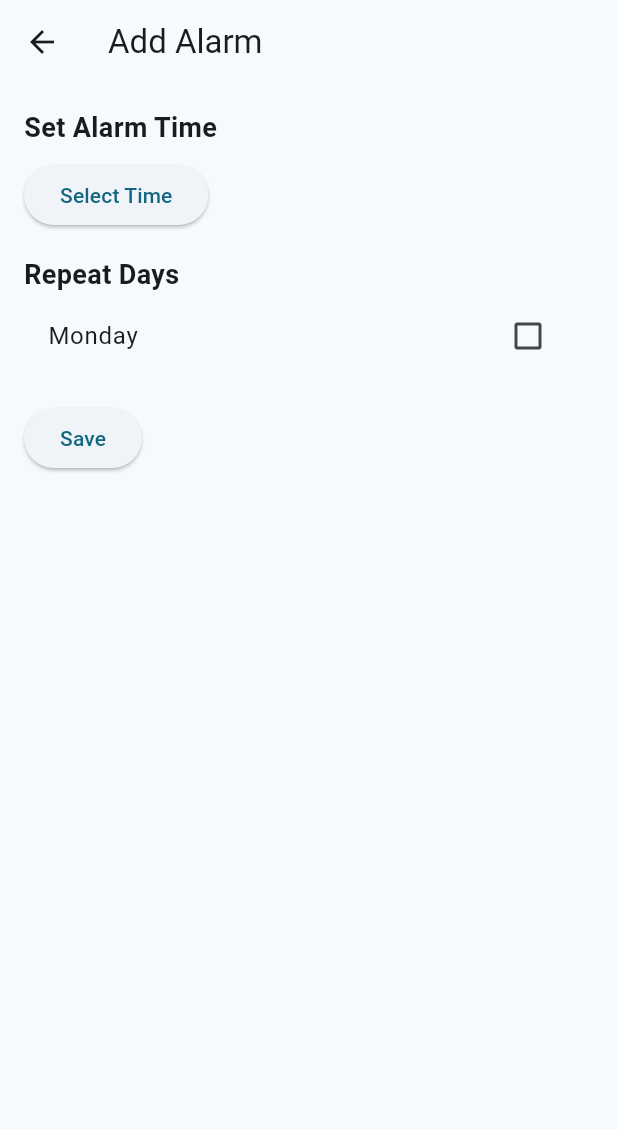
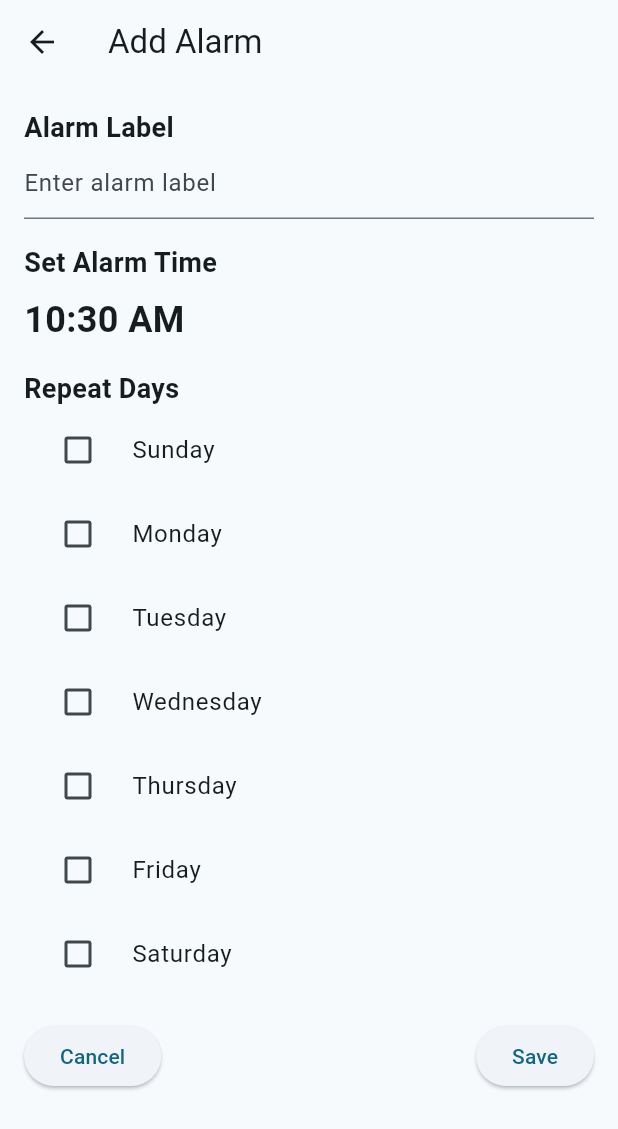
Before and after one commit to GianDMarquez/sleepybuddy, a Flutter app: the AddAlarmPage screen opened directly, on a phone screen of 412 x 824 dp. Shown: the top 1129 px of the screen. Run offline on Flutter 3.47's test engine with Material 3 defaults, Android fonts, the phone set to English and light mode, and no system bars; our stand-ins replace shared_preferences; missing offline and left inert: android_alarm_manager_plus; accounts and stored records are empty.

Commit message:
ui for add alarm fixed

```diff
--- a/lib/main.dart
+++ b/lib/main.dart
@@ -1,6 +1,5 @@
 import 'package:flutter/material.dart';
 import 'package:android_alarm_manager_plus/android_alarm_manager_plus.dart';
-import 'package:shared_preferences/shared_preferences.dart';
 
 // I want to import my pages here!
 import 'screens/journal_page.dart';
--- a/lib/screens/alarm_add_page.dart
+++ b/lib/screens/alarm_add_page.dart
@@ -1,4 +1,5 @@
 import 'package:flutter/material.dart';
+import 'package:shared_preferences/shared_preferences.dart';
 
 class AddAlarmPage extends StatefulWidget {
   @override
@@ -7,13 +8,8 @@ class AddAlarmPage extends StatefulWidget {
 
 class _AddAlarmPageState extends State<AddAlarmPage> {
   TimeOfDay selectedTime = TimeOfDay.now();
-  bool isMonday = false;
-  bool isTuesday = false;
-  bool isWednesday = false;
-  bool isThursday = false;
-  bool isFriday = false;
-  bool isSaturday = false;
-  bool isSunday = false;
+  List<bool> selectedDays = List.generate(7, (index) => false); // Initialize with all days off
+  TextEditingController alarmLabelController = TextEditingController(); // Controller for alarm label
 
   @override
   Widget build(BuildContext context) {
@@ -21,18 +17,30 @@ class _AddAlarmPageState extends State<AddAlarmPage> {
       appBar: AppBar(
         title: Text('Add Alarm'),
       ),
-      body: Padding(
+      body: SingleChildScrollView( // Wrap the content in a SingleChildScrollView
+        child: Padding(
           padding: const EdgeInsets.all(16.0),
           child: Column(
             crossAxisAlignment: CrossAxisAlignment.start,
             children: [
               Text(
+                'Alarm Label', // Moved to the top
+                style: TextStyle(fontSize: 18, fontWeight: FontWeight.bold),
+              ),
+              TextField(
+                controller: alarmLabelController,
+                decoration: InputDecoration(
+                  hintText: 'Enter alarm label', // Default text
+                ),
+              ),
+              SizedBox(height: 16),
+              Text(
                 'Set Alarm Time',
                 style: TextStyle(fontSize: 18, fontWeight: FontWeight.bold),
               ),
               SizedBox(height: 8),
-            ElevatedButton(
-              onPressed: () async {
+              GestureDetector( // Make the alarm time text clickable
+                onTap: () async {
                   final pickedTime = await showTimePicker(
                     context: context,
                     initialTime: selectedTime,
@@ -43,34 +51,85 @@ class _AddAlarmPageState extends State<AddAlarmPage> {
                     });
                   }
                 },
-              child: Text('Select Time'),
+                child: Text(
+                  selectedTime.format(context), // Display selected time (larger font)
+                  style: TextStyle(fontSize: 24, fontWeight: FontWeight.bold),
+                ),
               ),
               SizedBox(height: 16),
               Text(
                 'Repeat Days',
                 style: TextStyle(fontSize: 18, fontWeight: FontWeight.bold),
               ),
+              for (int i = 0; i < 7; i++)
                 CheckboxListTile(
-              title: Text('Monday'),
-              value: isMonday,
+                  title: Text(getDayName(i)),
+                  value: selectedDays[i],
                   onChanged: (value) {
                     setState(() {
-                  isMonday = value ?? false; // Ensure non-nullable value
+                      selectedDays[i] = value ?? false;
                     });
                   },
+                  controlAffinity: ListTileControlAffinity.leading, // Reduce spacing
                 ),
-            // Add checkboxes for other days (Tuesday, Wednesday, etc.)
               SizedBox(height: 16),
+              Row(
+                mainAxisAlignment: MainAxisAlignment.spaceBetween,
+                children: [
                   ElevatedButton(
                     onPressed: () {
-                // Save the alarm details to storage
-                Navigator.pop(context); // Return to the alarm page
+                      // Cancel button action (return to alarm page)
+                      Navigator.pop(context);
+                    },
+                    child: Text('Cancel'),
+                  ),
+                  ElevatedButton(
+                    onPressed: () async {
+                      // Save the alarm details to SharedPreferences
+                      await saveAlarmToSharedPreferences();
+
+                      // Return to the alarm page
+                      Navigator.pop(context);
                     },
                     child: Text('Save'),
                   ),
                 ],
               ),
+            ],
+          ),
+        ),
       ),
     );
   }
+
+  // Helper function to get the day name (e.g., Monday, Tuesday)
+  String getDayName(int index) {
+    switch (index) {
+      case 0:
+        return 'Sunday';
+      case 1:
+        return 'Monday';
+      case 2:
+        return 'Tuesday';
+      case 3:
+        return 'Wednesday';
+      case 4:
+        return 'Thursday';
+      case 5:
+        return 'Friday';
+      case 6:
+        return 'Saturday';
+      default:
+        return ''; // Invalid, please don't happen
     }
+  }
+
+  // Helper function to save the alarm details to SharedPreferences
+  Future<void> saveAlarmToSharedPreferences() async {
+    final prefs = await SharedPreferences.getInstance();
+
+    prefs.setString('alarmTime', selectedTime.format(context));
+    final alarmLabel = alarmLabelController.text;
+    prefs.setString('alarmLabel', alarmLabel);
+  }
+}
--- a/lib/screens/alarm_page.dart
+++ b/lib/screens/alarm_page.dart
@@ -1,4 +1,6 @@
 import 'package:flutter/material.dart';
+import 'package:shared_preferences/shared_preferences.dart';
+
 import 'alarm_add_page.dart';
 import '../utilities/alarm_manager_page.dart';
 import 'view_alarm_page.dart';
```
Also changed, not shown: 1 other file. Lines whose indentation alone changed are shown as unchanged.
